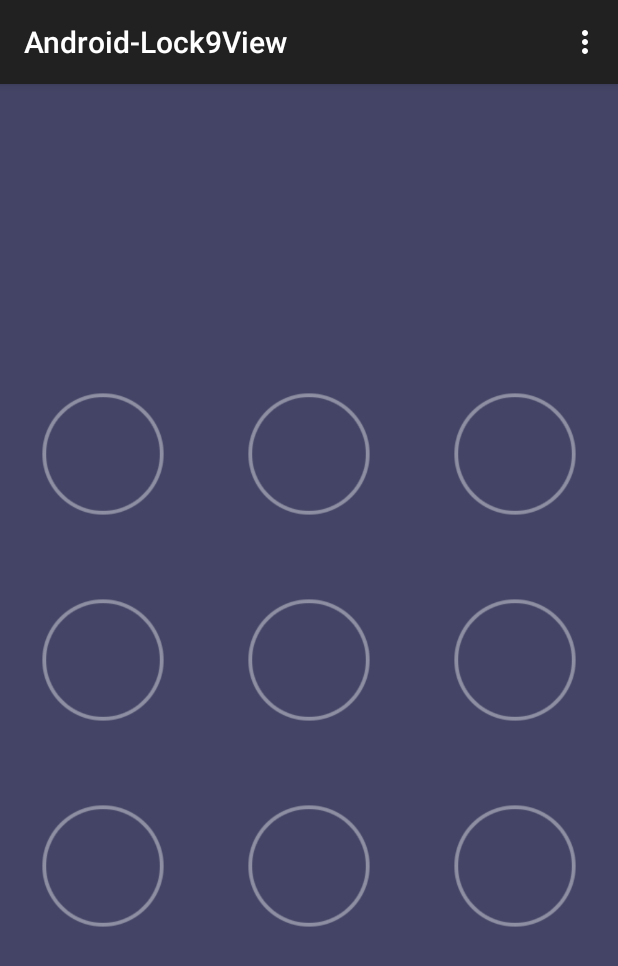
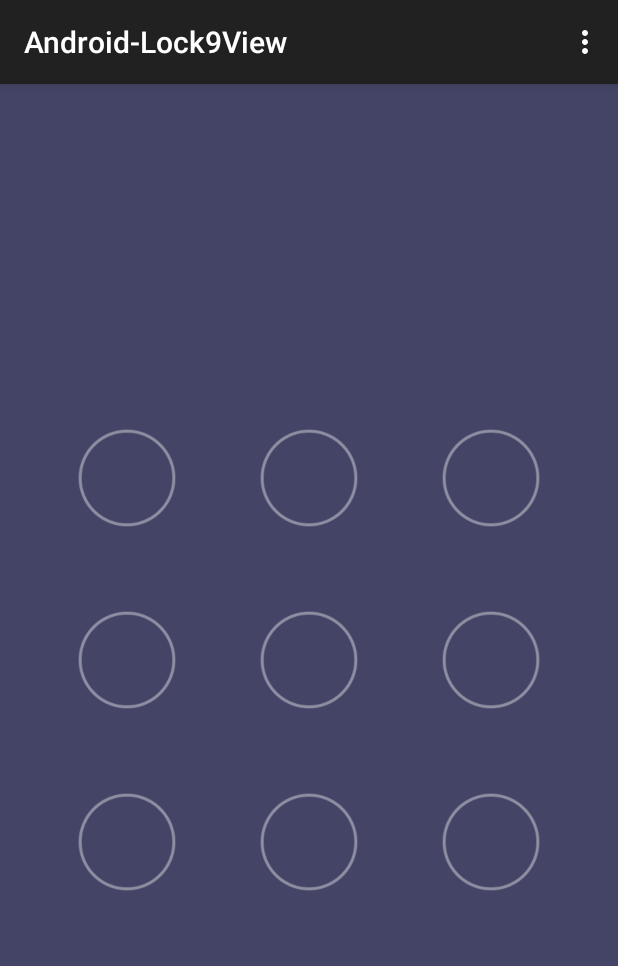
Before and after one commit to TakWolf-Deprecated/Android-Lock9View, an Android app: the screen it shows after launch (MainActivity), on a phone screen of 412 x 824 dp. Shown: the top 966 px of the screen. Run offline under Robolectric (Android 15) with nearby library versions, the phone set to English and light mode, and no system bars.

Commit message:
绘制逻辑完成

```diff
--- a/app/src/main/res/layout/activity_main.xml
+++ b/app/src/main/res/layout/activity_main.xml
@@ -14,7 +14,7 @@
         app:lock9_nodeOnSrc="@drawable/lock_9_view_node_highlighted"
         app:lock9_lineColor="#ff006699"
         app:lock9_lineWidth="8dp"
-        app:lock9_padding="20dp"
-        app:lock9_spacing="25dp" />
+        app:lock9_padding="48dp"
+        app:lock9_spacing="48dp" />
 
 </FrameLayout>
--- a/lock9view/src/main/java/com/takwolf/android/lock9/Lock9View.java
+++ b/lock9view/src/main/java/com/takwolf/android/lock9/Lock9View.java
@@ -52,6 +52,9 @@ public class Lock9View extends ViewGroup {
     private List<Pair<NodeView, NodeView>> lineList;
     private NodeView currentNode;
 
+    /**
+     * 密码构建器
+     */
     private StringBuilder passwordBuilder = new StringBuilder();
 
     /**
@@ -145,21 +148,20 @@ public class Lock9View extends ViewGroup {
 
     @Override
     protected void onLayout(boolean changed, int left, int top, int right, int bottom) {
-        if (!changed) {
-            return;
-        }
-        int width = right - left;
-        int nodeWidth = width / 3;
-        int nodePadding = nodeWidth / 6;
-        for (int n = 0; n < 9; n++) {
-            NodeView node = (NodeView) getChildAt(n);
-            int row = n / 3;
-            int col = n % 3;
-            int l = col * nodeWidth + nodePadding;
-            int t = row * nodeWidth + nodePadding;
-            int r = col * nodeWidth + nodeWidth - nodePadding;
-            int b = row * nodeWidth + nodeWidth - nodePadding;
-            node.layout(l, t, r, b);
+        if (changed) {
+            int nodeWidth = (int) ((right - left - padding * 2 - spacing * 2) / 3);
+            for (int n = 0; n < 9; n++) {
+                NodeView node = (NodeView) getChildAt(n);
+                // 获取3*3宫格内坐标
+                int row = n / 3;
+                int col = n % 3;
+                // 计算实际的坐标，要包括内边距和分割边距
+                int l = (int) (padding + col * (nodeWidth + spacing));
+                int t = (int) (padding + row * (nodeWidth + spacing));
+                int r = l + nodeWidth;
+                int b = t + nodeWidth;
+                node.layout(l, t, r, b);
+            }
         }
     }
 
```
